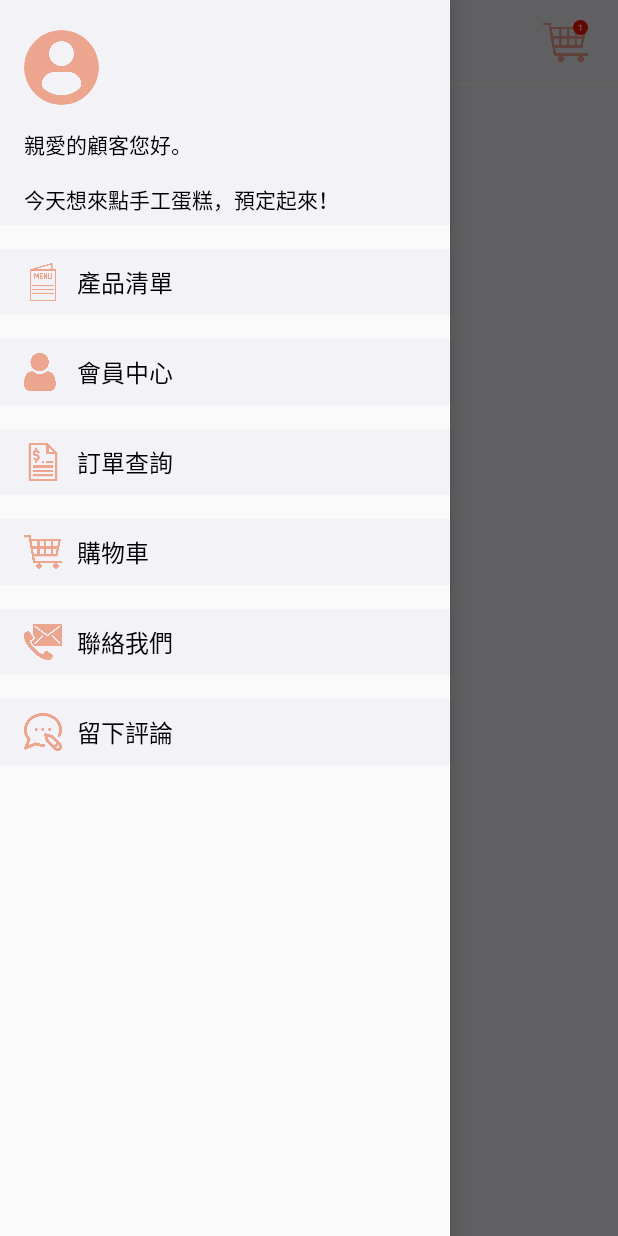
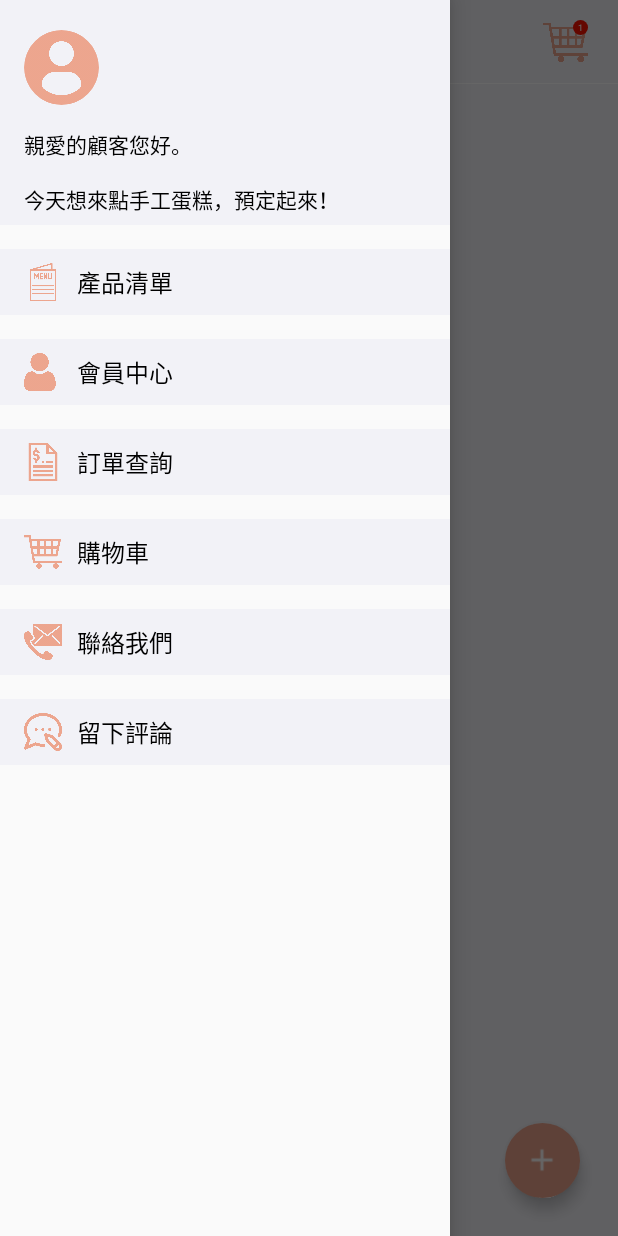
Before and after one commit to MichaelLin-TPE/MCake, an Android app: the fragment CommentFragment placed in its activity, with the side drawer open, on a phone screen of 412 x 824 dp. Run offline under Robolectric (Android 15) with nearby library versions, the phone set to English and light mode, and no system bars; our stand-ins replace Firebase (no records; nobody signed in at launch, a user with empty details on screens opened directly); plain views replace RoundedImageView.

Commit message:
Android M cake Commit : 新增Comment頁面按鈕

```diff
--- a/app/src/main/java/com/cake/mcakeapp/view/comment/CommentFragment.java
+++ b/app/src/main/java/com/cake/mcakeapp/view/comment/CommentFragment.java
@@ -10,8 +10,10 @@ import androidx.fragment.app.Fragment;
 import com.cake.mcakeapp.R;
 
 
-public class CommentFragment extends Fragment {
+public class CommentFragment extends Fragment implements CommentFragmentVu{
 
+
+    private CommentFragmentPresenter presenter;
 
 
     public static CommentFragment newInstance() {
@@ -24,7 +26,11 @@ public class CommentFragment extends Fragment {
     @Override
     public void onCreate(Bundle savedInstanceState) {
         super.onCreate(savedInstanceState);
+        initPresenter();
+    }
 
+    private void initPresenter() {
+        presenter = new CommentFragmentPresenterImpl(this);
     }
 
     @Override
--- /dev/null
+++ b/app/src/main/java/com/cake/mcakeapp/view/comment/CommentFragmentPresenter.java
@@ -0,0 +1,4 @@
+package com.cake.mcakeapp.view.comment;
+
+public interface CommentFragmentPresenter {
+}
--- /dev/null
+++ b/app/src/main/java/com/cake/mcakeapp/view/comment/CommentFragmentPresenterImpl.java
@@ -0,0 +1,10 @@
+package com.cake.mcakeapp.view.comment;
+
+public class CommentFragmentPresenterImpl implements CommentFragmentPresenter {
+
+    private CommentFragmentVu mView;
+
+    public CommentFragmentPresenterImpl(CommentFragmentVu mView) {
+        this.mView = mView;
+    }
+}
--- /dev/null
+++ b/app/src/main/java/com/cake/mcakeapp/view/comment/CommentFragmentVu.java
@@ -0,0 +1,4 @@
+package com.cake.mcakeapp.view.comment;
+
+public interface CommentFragmentVu {
+}
--- a/app/src/main/res/layout/fragment_comment.xml
+++ b/app/src/main/res/layout/fragment_comment.xml
@@ -1,14 +1,28 @@
 <?xml version="1.0" encoding="utf-8"?>
-<FrameLayout xmlns:android="http://schemas.android.com/apk/res/android"
+<androidx.constraintlayout.widget.ConstraintLayout xmlns:android="http://schemas.android.com/apk/res/android"
     xmlns:tools="http://schemas.android.com/tools"
     android:layout_width="match_parent"
     android:layout_height="match_parent"
+    xmlns:app="http://schemas.android.com/apk/res-auto"
     tools:context=".view.product.ProductFragment">
 
-    <!-- TODO: Update blank fragment layout -->
-    <TextView
+    <androidx.recyclerview.widget.RecyclerView
+        android:id="@+id/comment_recycler_view"
         android:layout_width="match_parent"
-        android:layout_height="match_parent"
-        android:text="@string/hello_blank_fragment" />
+        android:layout_height="match_parent"/>
 
-</FrameLayout>
+    <com.google.android.material.floatingactionbutton.FloatingActionButton
+        android:id="@+id/comment_btn_add_comment"
+        app:layout_constraintRight_toRightOf="parent"
+        app:layout_constraintBottom_toBottomOf="parent"
+        app:fabCustomSize="50dp"
+        android:src="@drawable/plus"
+        android:layout_marginBottom="25dp"
+        android:layout_marginEnd="25dp"
+        app:borderWidth="0dp"
+        android:background="@color/app_main_color"
+        android:backgroundTint="@color/app_main_color"
+        android:layout_width="50dp"
+        android:layout_height="50dp"/>
+
+</androidx.constraintlayout.widget.ConstraintLayout>
--- a/app/src/main/res/values/styles.xml
+++ b/app/src/main/res/values/styles.xml
@@ -9,4 +9,8 @@
         <item name="android:windowLightStatusBar" tools:targetApi="m">true</item>
     </style>
 
+    <style name="MyFabStyle" parent="Widget.MaterialComponents.FloatingActionButton">
+        <item name="backgroundTint">@color/app_main_color</item>
+    </style>
+
 </resources>
```
Also changed, not shown: app/src/main/res/drawable/plus.png (added).
